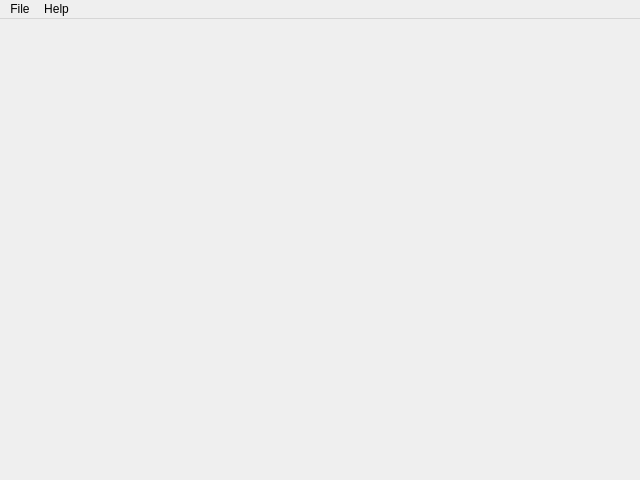
MRPT/mrpt, file apps/robot-map-gui/gui/CMainWindow.ui: the form before one commit.
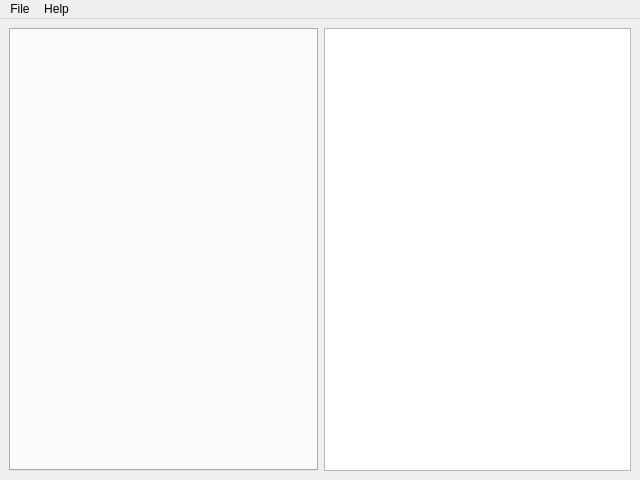
The form after the commit.

Commit message: robot-map-gui: added 4 view mode

Patch:
```diff
--- a/apps/robot-map-gui/gui/CMainWindow.ui
+++ b/apps/robot-map-gui/gui/CMainWindow.ui
@@ -14,7 +14,31 @@
    <string>Main Window</string>
   </property>
   <widget class="QWidget" name="centralwidget">
-   <layout class="QHBoxLayout" name="horizontalLayout"/>
+   <layout class="QHBoxLayout" name="horizontalLayout">
+    <item>
+     <layout class="QHBoxLayout" name="horizontalLayout_2">
+      <item>
+       <widget class="QTabWidget" name="m_tabWidget"/>
+      </item>
+      <item>
+       <widget class="QTableView" name="tableView">
+        <property name="minimumSize">
+         <size>
+          <width>307</width>
+          <height>0</height>
+         </size>
+        </property>
+        <property name="maximumSize">
+         <size>
+          <width>307</width>
+          <height>16777215</height>
+         </size>
+        </property>
+       </widget>
+      </item>
+     </layout>
+    </item>
+   </layout>
   </widget>
   <widget class="QMenuBar" name="menuBar">
    <property name="geometry">
```
The commit also changes 3 other files.
